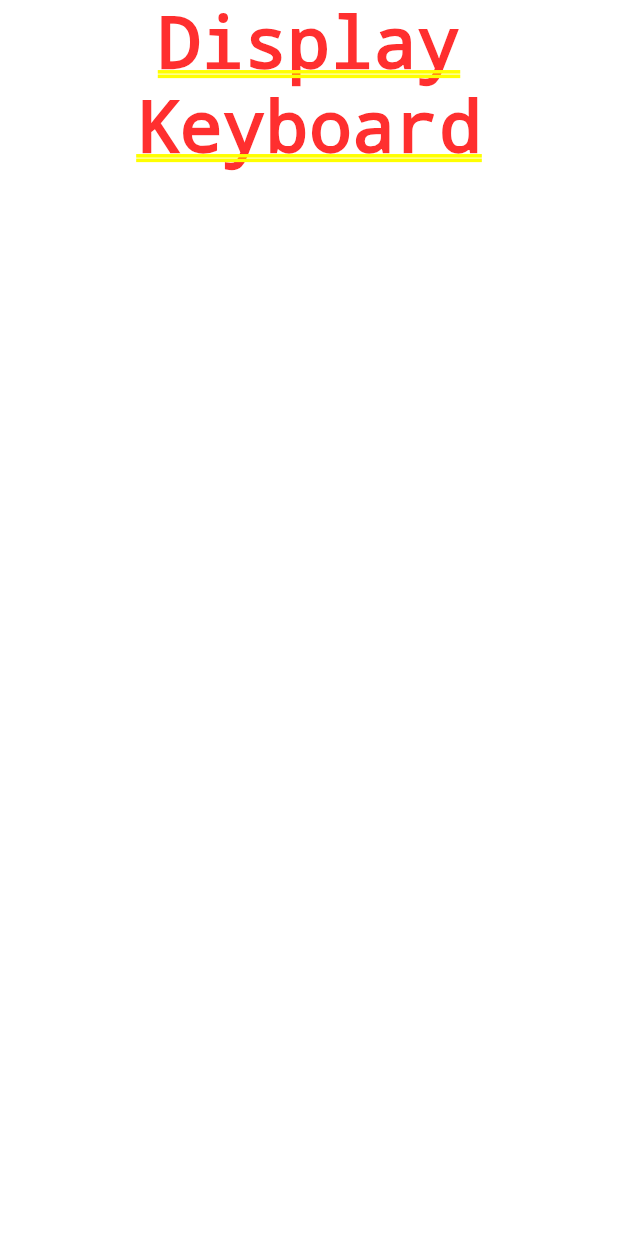
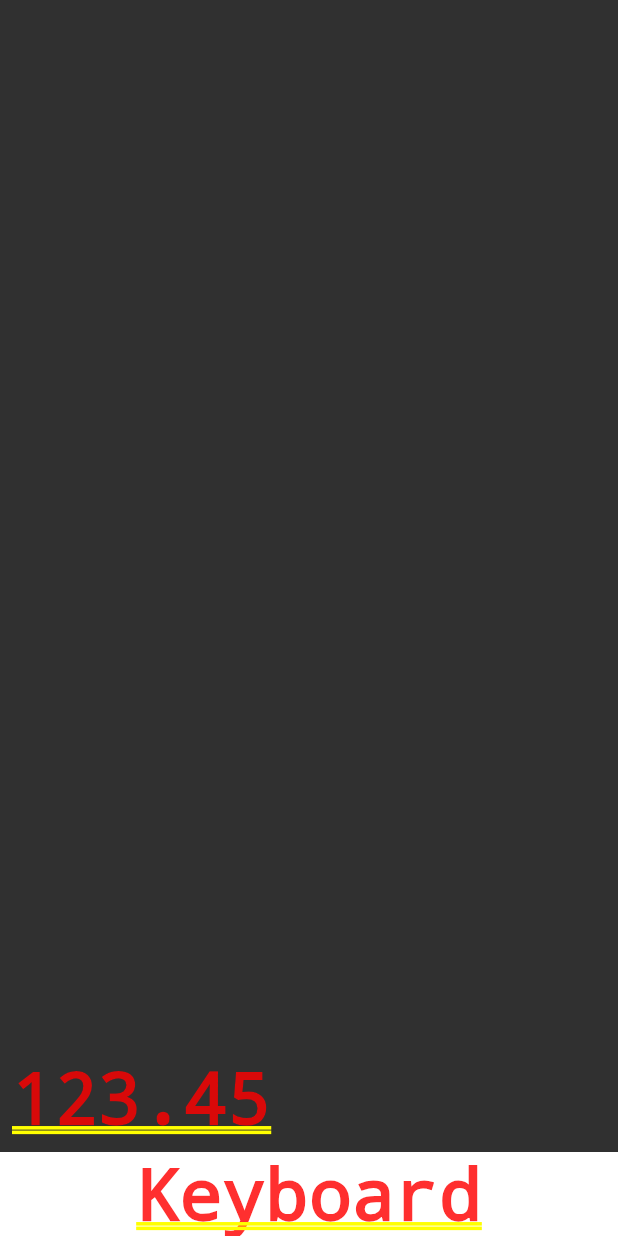
Before and after one commit to mabesi/slycalc, a Flutter app: the screen it shows after launch, on a phone screen of 412 x 824 dp. Run offline on Flutter 3.47's test engine with Material 2 defaults, Android fonts, the phone set to English and light mode, and no system bars.

Commit message:
Display component added

```diff
--- /dev/null
+++ b/lib/components/display.dart
@@ -0,0 +1,28 @@
+import 'package:flutter/material.dart';
+
+class Display extends StatelessWidget {
+
+  final String text;
+
+  Display(this.text);
+
+  @override
+  Widget build(BuildContext context) {
+    return Expanded(
+      flex: 1,
+      child: Container(
+        color: Color.fromRGBO(48, 48, 48, 1),
+        child: Column(
+          mainAxisAlignment: MainAxisAlignment.end,
+          crossAxisAlignment: CrossAxisAlignment.stretch,
+          children: <Widget>[
+            Padding(
+              padding: const EdgeInsets.all(8.0),
+              child: Text(text),
+            ),
+          ],
+        ),
+      ),
+    );
+  }
+}
--- a/lib/screens/calculator.dart
+++ b/lib/screens/calculator.dart
@@ -1,4 +1,5 @@
 import 'package:flutter/material.dart';
+import '../components/display.dart';
 
 class Calculator extends StatelessWidget {
   @override
@@ -6,7 +7,7 @@ class Calculator extends StatelessWidget {
     return MaterialApp(
       home: Column(
         children: <Widget>[
-          Text('Display'),
+          Display('123.45'),
           Text('Keyboard'),
         ],
       ),
```
